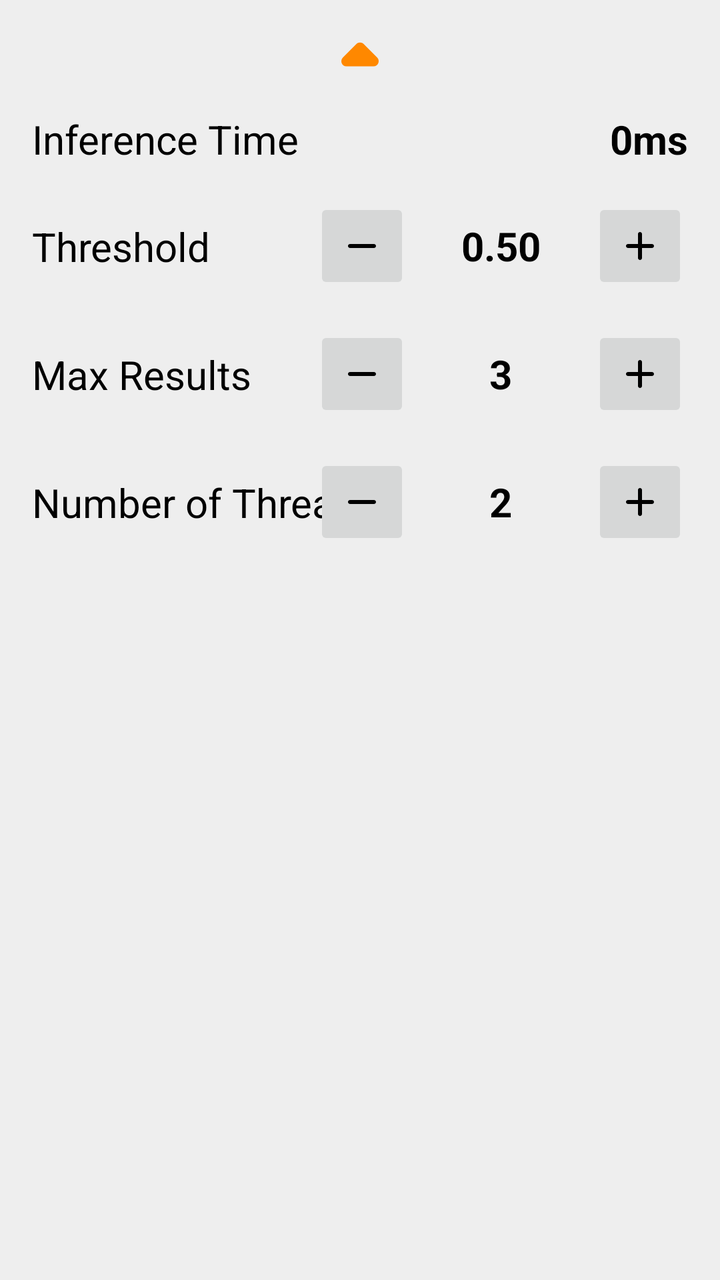
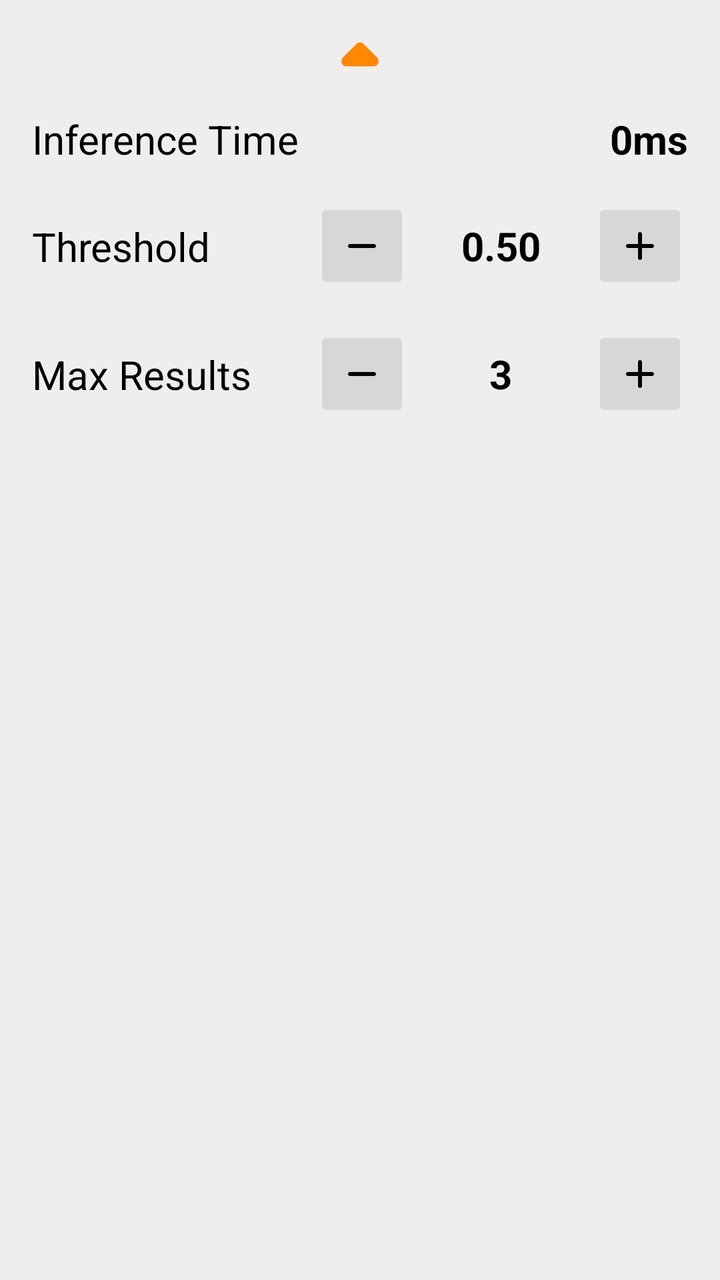

Before-and-after screenshots of an Android layout around one commit, followed by the original layout XML and the change that was made.
<!-- AndroidManifest.xml: application theme Theme.BatikNitikClassifier -->
<!-- res/layout/camera_bottom_sheet.xml -->
<?xml version="1.0" encoding="utf-8"?>
<androidx.core.widget.NestedScrollView xmlns:android="http://schemas.android.com/apk/res/android"
    xmlns:app="http://schemas.android.com/apk/res-auto"
    xmlns:tools="http://schemas.android.com/tools"
    android:id="@+id/bottom_sheet_layout"
    android:layout_width="match_parent"
    android:layout_height="wrap_content"
    android:background="@color/bottom_sheet_background"
    android:orientation="vertical"
    android:padding="@dimen/div_padding_regular"
    app:behavior_hideable="false"
    app:behavior_peekHeight="@dimen/bottom_sheet_peek_height"
    app:layout_behavior="com.google.android.material.bottomsheet.BottomSheetBehavior">

    <androidx.appcompat.widget.LinearLayoutCompat
        android:layout_width="match_parent"
        android:layout_height="wrap_content"
        android:orientation="vertical">

        
        <RelativeLayout
            android:layout_width="match_parent"
            android:layout_height="wrap_content">

            <androidx.appcompat.widget.AppCompatImageButton
                android:layout_width="wrap_content"
                android:layout_height="wrap_content"
                android:layout_centerInParent="true"
                android:padding="0dp"
                android:scaleType="fitXY"
                android:backgroundTint="@android:color/transparent"
                android:contentDescription="@string/desc_bottom_sheet_expand_icon"
                android:src="@drawable/round_arrow_drop_up_24"
                app:tint="@android:color/holo_orange_dark"
                tools:ignore="TouchTargetSizeCheck,ImageContrastCheck" />
        </RelativeLayout>

        
        <androidx.appcompat.widget.LinearLayoutCompat
            android:layout_width="match_parent"
            android:layout_height="wrap_content"
            android:layout_marginTop="@dimen/bottom_sheet_row_margin"
            android:orientation="horizontal">

            <TextView
                android:layout_width="wrap_content"
                android:layout_height="wrap_content"
                android:id="@+id/label_inference_time"
                android:layout_centerVertical="true"
                android:text="@string/label_inference_time"
                android:textSize="@dimen/bottom_sheet_label_size"
                android:textColor="@color/bottom_sheet_text_color" />

            <TextView
                android:id="@+id/inference_time_val"
                android:layout_width="match_parent"
                android:layout_height="wrap_content"
                android:layout_centerVertical="true"
                android:gravity="end"
                android:text="@string/val_inference_default"
                android:textColor="@color/bottom_sheet_text_color"
                android:textSize="@dimen/bottom_sheet_label_size"
                android:textStyle="bold" />
        </androidx.appcompat.widget.LinearLayoutCompat>

        
        <androidx.constraintlayout.widget.ConstraintLayout
            android:layout_width="match_parent"
            android:layout_height="wrap_content"
            android:layout_marginTop="@dimen/bottom_sheet_row_margin">

            <TextView
                android:layout_width="wrap_content"
                android:layout_height="wrap_content"
                android:layout_centerVertical="true"
                android:text="@string/label_threshold"
                android:textColor="@color/bottom_sheet_text_color"
                android:textSize="@dimen/bottom_sheet_label_size"
                app:layout_constraintBottom_toBottomOf="parent"
                app:layout_constraintStart_toStartOf="parent"
                app:layout_constraintTop_toTopOf="parent" />

            <androidx.appcompat.widget.LinearLayoutCompat
                android:layout_width="wrap_content"
                android:layout_height="wrap_content"
                android:layout_alignParentEnd="true"
                android:gravity="center"
                android:orientation="horizontal"
                app:layout_constraintBottom_toBottomOf="parent"
                app:layout_constraintEnd_toEndOf="parent"
                app:layout_constraintTop_toTopOf="parent">

                <androidx.appcompat.widget.AppCompatImageButton
                    android:id="@+id/threshold_minus"
                    android:layout_width="@dimen/bottom_sheet_control_btn_size"
                    android:layout_height="@dimen/bottom_sheet_control_btn_size"
                    android:contentDescription="@string/desc_threshold_minus"
                    android:src="@drawable/round_remove_24" />

                <TextView
                    android:layout_width="wrap_content"
                    android:layout_height="wrap_content"
                    android:id="@+id/threshold_value"
                    android:layout_marginStart="@dimen/bottom_sheet_text_side_margin"
                    android:layout_marginEnd="@dimen/bottom_sheet_text_side_margin"
                    android:gravity="center"
                    android:minEms="@integer/bottom_sheet_control_text_min_ems"
                    android:text="@string/val_threshold_default"
                    android:textColor="@color/bottom_sheet_text_color"
                    android:textSize="@dimen/bottom_sheet_label_size"
                    android:textStyle="bold" />

                <androidx.appcompat.widget.AppCompatImageButton
                    android:id="@+id/threshold_plus"
                    android:layout_width="@dimen/bottom_sheet_control_btn_size"
                    android:layout_height="@dimen/bottom_sheet_control_btn_size"
                    android:contentDescription="@string/desc_threshold_plus"
                    android:src="@drawable/round_add_24" />
            </androidx.appcompat.widget.LinearLayoutCompat>
        </androidx.constraintlayout.widget.ConstraintLayout>

        
        <androidx.constraintlayout.widget.ConstraintLayout
            android:layout_width="match_parent"
            android:layout_height="wrap_content"
            android:layout_marginTop="@dimen/bottom_sheet_row_margin">

            <TextView
                android:layout_width="wrap_content"
                android:layout_height="wrap_content"
                android:layout_centerVertical="true"
                android:text="@string/label_max_results"
                android:textColor="@color/bottom_sheet_text_color"
                android:textSize="@dimen/bottom_sheet_label_size"
                app:layout_constraintBottom_toBottomOf="parent"
                app:layout_constraintStart_toStartOf="parent"
                app:layout_constraintTop_toTopOf="parent" />

            <androidx.appcompat.widget.LinearLayoutCompat
                android:layout_width="wrap_content"
                android:layout_height="wrap_content"
                android:layout_alignParentEnd="true"
                android:gravity="center"
                android:orientation="horizontal"
                app:layout_constraintBottom_toBottomOf="parent"
                app:layout_constraintEnd_toEndOf="parent"
                app:layout_constraintTop_toTopOf="parent">

                <androidx.appcompat.widget.AppCompatImageButton
                    android:id="@+id/max_results_minus"
                    android:layout_width="@dimen/bottom_sheet_control_btn_size"
                    android:layout_height="@dimen/bottom_sheet_control_btn_size"
                    android:contentDescription="@string/desc_max_results_minus"
                    android:src="@drawable/round_remove_24" />

                <TextView
                    android:layout_width="wrap_content"
                    android:layout_height="wrap_content"
                    android:id="@+id/max_results_value"
                    android:layout_marginStart="@dimen/bottom_sheet_text_side_margin"
                    android:layout_marginEnd="@dimen/bottom_sheet_text_side_margin"
                    android:gravity="center"
                    android:minEms="@integer/bottom_sheet_control_text_min_ems"
                    android:text="@string/val_max_results_default"
                    android:textColor="@color/bottom_sheet_text_color"
                    android:textSize="@dimen/bottom_sheet_label_size"
                    android:textStyle="bold" />

                <androidx.appcompat.widget.AppCompatImageButton
                    android:id="@+id/max_results_plus"
                    android:layout_width="@dimen/bottom_sheet_control_btn_size"
                    android:layout_height="@dimen/bottom_sheet_control_btn_size"
                    android:contentDescription="@string/desc_max_results_plus"
                    android:src="@drawable/round_add_24" />
            </androidx.appcompat.widget.LinearLayoutCompat>
        </androidx.constraintlayout.widget.ConstraintLayout>

        
        <androidx.constraintlayout.widget.ConstraintLayout
            android:layout_width="match_parent"
            android:layout_height="wrap_content"
            android:layout_marginTop="@dimen/bottom_sheet_row_margin">

            <TextView
                android:layout_width="wrap_content"
                android:layout_height="wrap_content"
                android:layout_centerVertical="true"
                android:text="@string/label_num_of_threads"
                android:textColor="@color/bottom_sheet_text_color"
                android:textSize="@dimen/bottom_sheet_label_size"
                app:layout_constraintBottom_toBottomOf="parent"
                app:layout_constraintStart_toStartOf="parent"
                app:layout_constraintTop_toTopOf="parent" />

            <androidx.appcompat.widget.LinearLayoutCompat
                android:layout_width="wrap_content"
                android:layout_height="wrap_content"
                android:layout_alignParentEnd="true"
                android:gravity="center"
                android:orientation="horizontal"
                app:layout_constraintBottom_toBottomOf="parent"
                app:layout_constraintEnd_toEndOf="parent"
                app:layout_constraintTop_toTopOf="parent">

                <androidx.appcompat.widget.AppCompatImageButton
                    android:id="@+id/threads_minus"
                    android:layout_width="@dimen/bottom_sheet_control_btn_size"
                    android:layout_height="@dimen/bottom_sheet_control_btn_size"
                    android:contentDescription="@string/desc_threads_minus"
                    android:src="@drawable/round_remove_24" />

                <TextView
                    android:layout_width="wrap_content"
                    android:layout_height="wrap_content"
                    android:id="@+id/threads_value"
                    android:layout_marginStart="@dimen/bottom_sheet_text_side_margin"
                    android:layout_marginEnd="@dimen/bottom_sheet_text_side_margin"
                    android:gravity="center"
                    android:minEms="@integer/bottom_sheet_control_text_min_ems"
                    android:text="@string/val_num_of_threads_default"
                    android:textColor="@color/bottom_sheet_text_color"
                    android:textSize="@dimen/bottom_sheet_label_size"
                    android:textStyle="bold" />

                <androidx.appcompat.widget.AppCompatImageButton
                    android:id="@+id/threads_plus"
                    android:layout_width="@dimen/bottom_sheet_control_btn_size"
                    android:layout_height="@dimen/bottom_sheet_control_btn_size"
                    android:contentDescription="@string/desc_threads_plus"
                    android:src="@drawable/round_add_24" />
            </androidx.appcompat.widget.LinearLayoutCompat>
        </androidx.constraintlayout.widget.ConstraintLayout>
    </androidx.appcompat.widget.LinearLayoutCompat>
</androidx.core.widget.NestedScrollView>
<!-- resources referenced by this layout -->
<resources>
  <color name="bottom_sheet_background">#EEEEEE</color>
  <color name="bottom_sheet_text_color">@android:color/black</color>
  <dimen name="bottom_sheet_control_btn_size">48dp</dimen>
  <dimen name="bottom_sheet_label_size">20sp</dimen>
  <dimen name="bottom_sheet_peek_height">50dp</dimen>
  <dimen name="bottom_sheet_row_margin">16dp</dimen>
  <dimen name="bottom_sheet_text_side_margin">10dp</dimen>
  <dimen name="div_padding_regular">16dp</dimen>
  <!-- drawable round_add_24 (drawable) -->
  <vector xmlns:android="http://schemas.android.com/apk/res/android" android:height="24dp" android:tint="#000000" android:viewportHeight="24" android:viewportWidth="24" android:width="24dp">
        
      <path android:fillColor="@android:color/white" android:pathData="M18,13h-5v5c0,0.55 -0.45,1 -1,1s-1,-0.45 -1,-1v-5H6c-0.55,0 -1,-0.45 -1,-1s0.45,-1 1,-1h5V6c0,-0.55 0.45,-1 1,-1s1,0.45 1,1v5h5c0.55,0 1,0.45 1,1s-0.45,1 -1,1z"/>
      
  </vector>
  <!-- drawable round_arrow_drop_up_24 (drawable) -->
  <vector xmlns:android="http://schemas.android.com/apk/res/android" android:height="24dp" android:tint="#000000" android:viewportHeight="24" android:viewportWidth="24" android:width="24dp">
  
      <group
          android:pivotX="12"
          android:pivotY="12"
          android:scaleX="2.6"
          android:scaleY="2.6">
  
          <path android:fillColor="@android:color/white" android:pathData="M8.71,12.29L11.3,9.7c0.39,-0.39 1.02,-0.39 1.41,0l2.59,2.59c0.63,0.63 0.18,1.71 -0.71,1.71H9.41c-0.89,0 -1.33,-1.08 -0.7,-1.71z"/>
      </group>
  </vector>
  <!-- drawable round_remove_24 (drawable) -->
  <vector xmlns:android="http://schemas.android.com/apk/res/android" android:height="24dp" android:tint="#000000" android:viewportHeight="24" android:viewportWidth="24" android:width="24dp">
        
      <path android:fillColor="@android:color/white" android:pathData="M18,13H6c-0.55,0 -1,-0.45 -1,-1s0.45,-1 1,-1h12c0.55,0 1,0.45 1,1s-0.45,1 -1,1z"/>
      
  </vector>
  <integer name="bottom_sheet_control_text_min_ems">3</integer>
  <string name="desc_bottom_sheet_expand_icon">Bottom sheet expandable indicator</string>
  <string name="desc_max_results_minus">Decrease max classified results</string>
  <string name="desc_max_results_plus">Increase max classified results</string>
  <string name="desc_threads_minus">Decrease number of threads used</string>
  <string name="desc_threads_plus">Increase number of threads used</string>
  <string name="desc_threshold_minus">Decrease threshold of max classification result</string>
  <string name="desc_threshold_plus">Increase threshold of max classification result</string>
  <string name="label_inference_time">Inference Time</string>
  <string name="label_max_results">Max Results</string>
  <string name="label_num_of_threads">Number of Threads</string>
  <string name="label_threshold">Threshold</string>
  <string name="val_inference_default">0ms</string>
  <string name="val_max_results_default">3</string>
  <string name="val_num_of_threads_default">2</string>
  <string name="val_threshold_default">0.50</string>
  <style name="Theme.BatikNitikClassifier" parent="Base.Theme.BatikNitikClassifier" />
  <style name="Base.Theme.BatikNitikClassifier" parent="Theme.Material3.DayNight.NoActionBar">
          
          
      </style>
</resources>

<!-- the commit's change to res/layout/camera_bottom_sheet.xml (unified diff, before → after) -->
@@ -174,61 +174,5 @@
                     android:src="@drawable/round_add_24" />
             </androidx.appcompat.widget.LinearLayoutCompat>
         </androidx.constraintlayout.widget.ConstraintLayout>
-
-        
-        <androidx.constraintlayout.widget.ConstraintLayout
-            android:layout_width="match_parent"
-            android:layout_height="wrap_content"
-            android:layout_marginTop="@dimen/bottom_sheet_row_margin">
-
-            <TextView
-                android:layout_width="wrap_content"
-                android:layout_height="wrap_content"
-                android:layout_centerVertical="true"
-                android:text="@string/label_num_of_threads"
-                android:textColor="@color/bottom_sheet_text_color"
-                android:textSize="@dimen/bottom_sheet_label_size"
-                app:layout_constraintBottom_toBottomOf="parent"
-                app:layout_constraintStart_toStartOf="parent"
-                app:layout_constraintTop_toTopOf="parent" />
-
-            <androidx.appcompat.widget.LinearLayoutCompat
-                android:layout_width="wrap_content"
-                android:layout_height="wrap_content"
-                android:layout_alignParentEnd="true"
-                android:gravity="center"
-                android:orientation="horizontal"
-                app:layout_constraintBottom_toBottomOf="parent"
-                app:layout_constraintEnd_toEndOf="parent"
-                app:layout_constraintTop_toTopOf="parent">
-
-                <androidx.appcompat.widget.AppCompatImageButton
-                    android:id="@+id/threads_minus"
-                    android:layout_width="@dimen/bottom_sheet_control_btn_size"
-                    android:layout_height="@dimen/bottom_sheet_control_btn_size"
-                    android:contentDescription="@string/desc_threads_minus"
-                    android:src="@drawable/round_remove_24" />
-
-                <TextView
-                    android:layout_width="wrap_content"
-                    android:layout_height="wrap_content"
-                    android:id="@+id/threads_value"
-                    android:layout_marginStart="@dimen/bottom_sheet_text_side_margin"
-                    android:layout_marginEnd="@dimen/bottom_sheet_text_side_margin"
-                    android:gravity="center"
-                    android:minEms="@integer/bottom_sheet_control_text_min_ems"
-                    android:text="@string/val_num_of_threads_default"
-                    android:textColor="@color/bottom_sheet_text_color"
-                    android:textSize="@dimen/bottom_sheet_label_size"
-                    android:textStyle="bold" />
-
-                <androidx.appcompat.widget.AppCompatImageButton
-                    android:id="@+id/threads_plus"
-                    android:layout_width="@dimen/bottom_sheet_control_btn_size"
-                    android:layout_height="@dimen/bottom_sheet_control_btn_size"
-                    android:contentDescription="@string/desc_threads_plus"
-                    android:src="@drawable/round_add_24" />
-            </androidx.appcompat.widget.LinearLayoutCompat>
-        </androidx.constraintlayout.widget.ConstraintLayout>
     </androidx.appcompat.widget.LinearLayoutCompat>
 </androidx.core.widget.NestedScrollView>
<!-- resource entries referenced after the edit -->
@@ -36,17 +36,13 @@
   <string name="desc_bottom_sheet_expand_icon">Bottom sheet expandable indicator</string>
   <string name="desc_max_results_minus">Decrease max classified results</string>
   <string name="desc_max_results_plus">Increase max classified results</string>
-  <string name="desc_threads_minus">Decrease number of threads used</string>
-  <string name="desc_threads_plus">Increase number of threads used</string>
   <string name="desc_threshold_minus">Decrease threshold of max classification result</string>
   <string name="desc_threshold_plus">Increase threshold of max classification result</string>
   <string name="label_inference_time">Inference Time</string>
   <string name="label_max_results">Max Results</string>
-  <string name="label_num_of_threads">Number of Threads</string>
   <string name="label_threshold">Threshold</string>
   <string name="val_inference_default">0ms</string>
   <string name="val_max_results_default">3</string>
-  <string name="val_num_of_threads_default">2</string>
   <string name="val_threshold_default">0.50</string>
   <style name="Theme.BatikNitikClassifier" parent="Base.Theme.BatikNitikClassifier" />
   <style name="Base.Theme.BatikNitikClassifier" parent="Theme.Material3.DayNight.NoActionBar">
